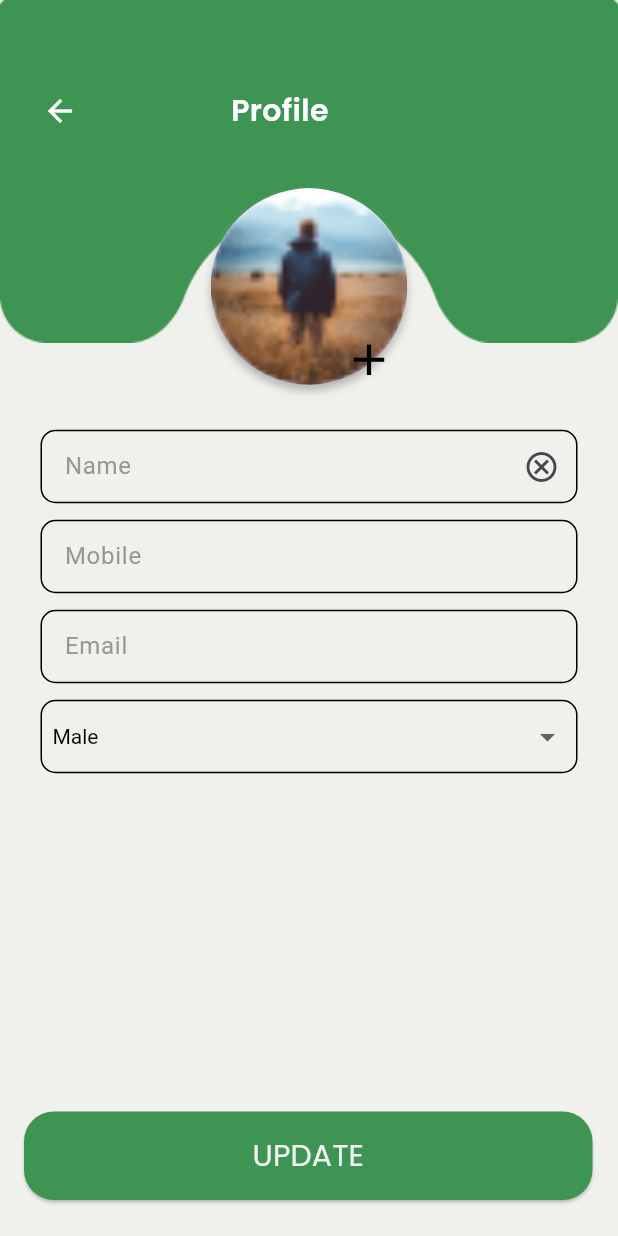
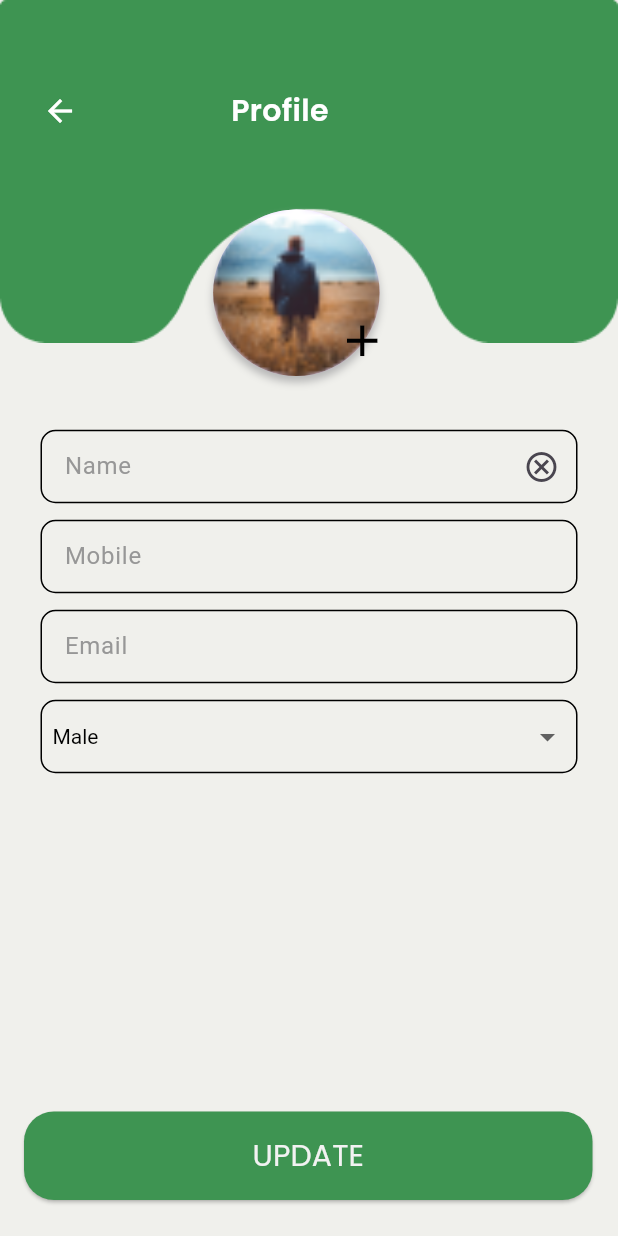
Before and after one commit to Happy-pixelpulse/remdy, a Flutter app: the ProfileScreen screen opened directly, on a phone screen of 412 x 824 dp. Run offline on Flutter 3.47's test engine with Material 3 defaults, Android fonts, the phone set to English and light mode, and no system bars; our stand-ins replace bloc, dropdown_button2, equatable, firebase_auth, firebase_core, flutter_bloc and 5 more; missing offline and left inert: easy_radio; accounts and stored records are empty; generated files the repository leaves out were written again; network calls fail.

Commit message:
working on bug fixing

```diff
--- a/lib/auth/auth_bloc/model/sign_in_request.dart
+++ b/lib/auth/auth_bloc/model/sign_in_request.dart
@@ -1,4 +1,3 @@
-
 class SignInRequest {
   final String googleToken;
   final String imeiNumber;
--- a/lib/auth/auth_bloc/model/sign_in_response.dart
+++ b/lib/auth/auth_bloc/model/sign_in_response.dart
@@ -1,7 +1,7 @@
 class SignInResponse {
-  final String message;
-  final String token;
-  final User user;
+  final String? message;
+  final String? token;
+  final User? user;
 
   SignInResponse({
     required this.message,
@@ -18,10 +18,10 @@ class SignInResponse {
 }
 
 class User {
-  final String id;
-  final String email;
-  final String name;
-  final String profilePicture;
+  final String? id;
+  final String? email;
+  final String? name;
+  final String? profilePicture;
 
   User(
       {required this.id,
--- a/lib/auth/auth_bloc/sign_in_bloc.dart
+++ b/lib/auth/auth_bloc/sign_in_bloc.dart
@@ -14,7 +14,7 @@ class SignInBloc extends Bloc<SignInEvent, SignInState> {
     on<GoogleSignInEvent>((event, emit) async {
       const url = 'http://184.169.211.131:3000/api/v1/auth/signInWithGoogle';
       final uri = Uri.parse(url);
-      // debugPrint("token==================>>>>>>>>>>>>>  ${event.signInRequest.googleToken}");
+      debugPrint("token==================>>>>>>>>>>>>>  ${event.signInRequest.googleToken}");
       final response = await http.post(uri, body: event.signInRequest.toJson().toString());
       if (response.statusCode == 200 || response.statusCode == 201) {
         SignInResponse signInResponse =
--- a/lib/screen/patients_details.dart
+++ b/lib/screen/patients_details.dart
@@ -37,8 +37,7 @@ class _DrDetailsState extends State<DrDetails> {
   Widget build(BuildContext context) {
     return Scaffold(
       backgroundColor: AppColors.backgroundColor,
-      body: SafeArea(
-        child: Padding(
+      body: Padding(
         padding: const EdgeInsets.symmetric(horizontal: 12, vertical: 15),
         child: Container(
           decoration: BoxDecoration(
@@ -373,7 +372,6 @@ class _DrDetailsState extends State<DrDetails> {
           ),
         ),
       ),
-      ),
     );
   }
 }
--- a/lib/screen/profile_screen.dart
+++ b/lib/screen/profile_screen.dart
@@ -87,15 +87,17 @@ class _ProfileScreenState extends State<ProfileScreen> {
                       ],
                     ),
                   ),
-                  Align(
-                    alignment: Alignment.bottomCenter,
-                    child: Stack(children: [
+                  Positioned(
+                    top: MediaQuery.of(context).size.height/5.9,
+                    left: MediaQuery.of(context).size.width/2.9,
+                    child: Stack(
+                        children: [
                       Container(
-                        height:131,
-                        width: 131,
+                        height: 111,
+                        width: 111,
                         decoration: BoxDecoration(
                             borderRadius: BorderRadius.circular(80),
-                            boxShadow:const  [
+                            boxShadow: const [
                               BoxShadow(
                                   color: AppColors.profileRadius,
                                   blurRadius: 4,
@@ -107,7 +109,7 @@ class _ProfileScreenState extends State<ProfileScreen> {
                         ),
                       ),
                       const Padding(
-                        padding: EdgeInsets.only(top: 97, left: 88),
+                        padding: EdgeInsets.only(top: 70, left: 82),
                         child: Icon(
                           Icons.add,
                           color: AppColors.signText1,
@@ -193,8 +195,7 @@ class _ProfileScreenState extends State<ProfileScreen> {
                               labelText: "Mobile",
                               labelStyle: TextStyle(
                                   color: AppColors.signUpTextButtonRadius),
-                          )
-                        ),
+                            )),
                       )),
                   const SizedBox(
                     height: 11,
--- a/lib/splash/splash _screen2.dart
+++ b/lib/splash/splash _screen2.dart
@@ -1,5 +1,6 @@
 import 'package:flutter/material.dart';
 import 'package:google_fonts/google_fonts.dart';
+import 'package:remdy/utils/colors.dart';
 
 class Splash extends StatefulWidget {
   const Splash({super.key});
@@ -12,7 +13,7 @@ class _SplashState extends State<Splash> {
   @override
   Widget build(BuildContext context) {
     return Scaffold(
-        backgroundColor: const Color.fromRGBO(62, 148, 82, 1),
+        backgroundColor:AppColors.primary,
         body: Center(
           child: Stack(
             children: [
```
Also changed, not shown: lib/auth/sign_up_screen.dart (+5 -5 lines), lib/screen/advance_search.dart (+0 -85 lines), lib/screen/doctor_list.dart (line endings or trailing spaces), pubspec.lock. Lines whose indentation alone changed are shown as unchanged.
